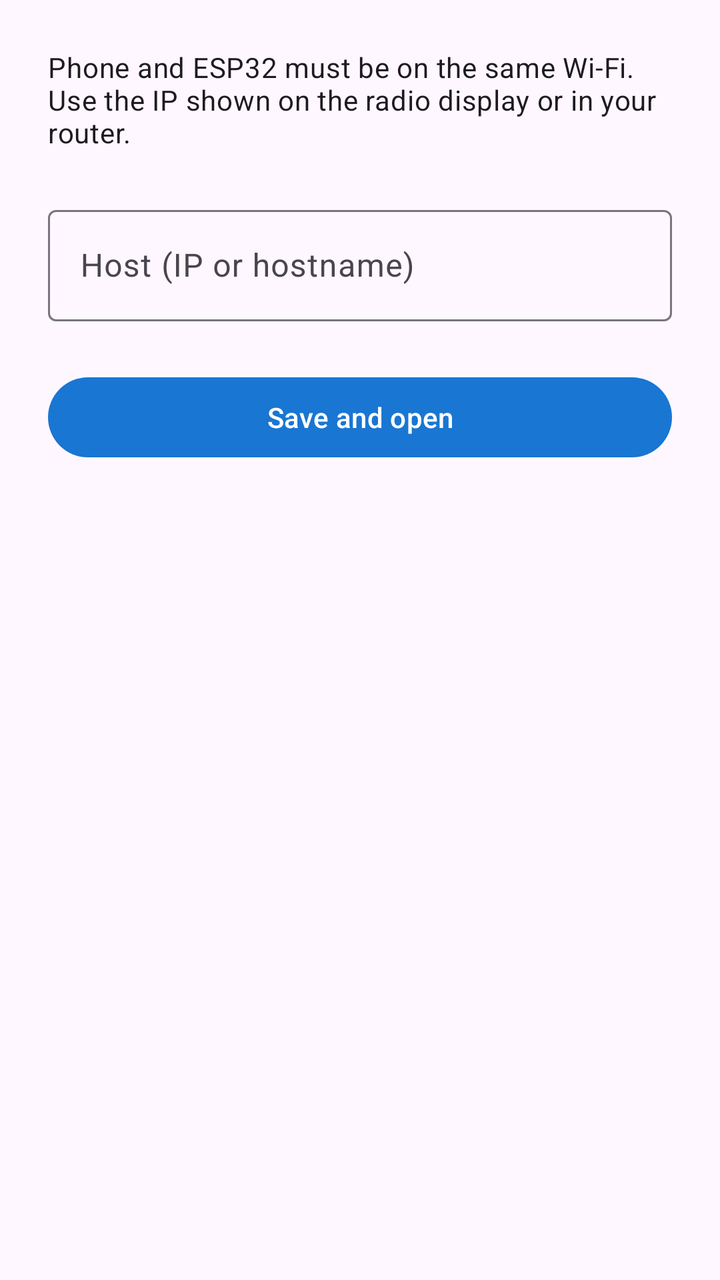
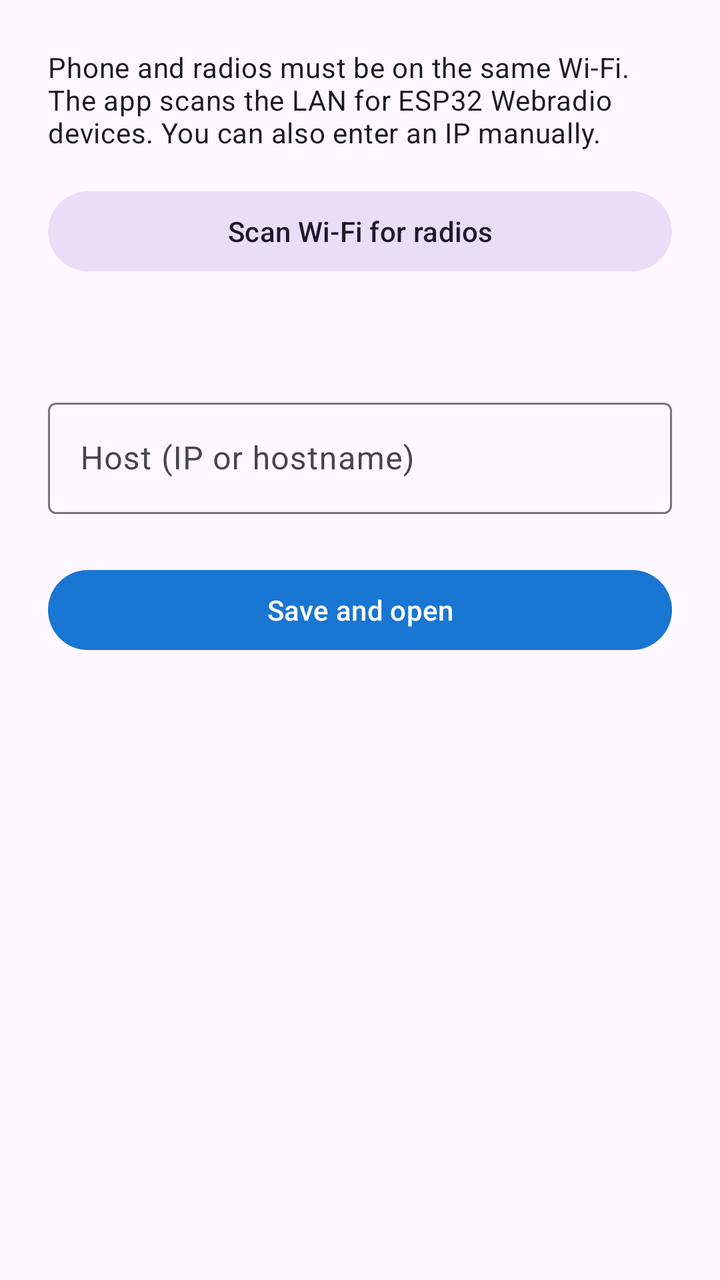

Before-and-after screenshots of an Android layout around one commit, followed by the original layout XML and the change that was made.
<!-- AndroidManifest.xml: application theme Theme.ESP32Webradio -->
<!-- res/layout/activity_settings.xml -->
<?xml version="1.0" encoding="utf-8"?>
<ScrollView xmlns:android="http://schemas.android.com/apk/res/android"
    xmlns:app="http://schemas.android.com/apk/res-auto"
    android:layout_width="match_parent"
    android:layout_height="match_parent"
    android:fillViewport="true">

    <LinearLayout
        android:layout_width="match_parent"
        android:layout_height="wrap_content"
        android:orientation="vertical"
        android:padding="24dp">

        <TextView
            android:layout_width="match_parent"
            android:layout_height="wrap_content"
            android:text="@string/settings_help"
            android:textAppearance="?attr/textAppearanceBodyMedium" />

        <com.google.android.material.textfield.TextInputLayout
            android:layout_width="match_parent"
            android:layout_height="wrap_content"
            android:layout_marginTop="24dp"
            android:hint="@string/settings_host_label"
            app:placeholderText="@string/settings_host_hint">

            <com.google.android.material.textfield.TextInputEditText
                android:id="@+id/hostInput"
                android:layout_width="match_parent"
                android:layout_height="wrap_content"
                android:inputType="textUri"
                android:maxLines="1" />
        </com.google.android.material.textfield.TextInputLayout>

        <com.google.android.material.button.MaterialButton
            android:id="@+id/saveButton"
            android:layout_width="match_parent"
            android:layout_height="wrap_content"
            android:layout_marginTop="24dp"
            android:text="@string/settings_save" />
    </LinearLayout>
</ScrollView>
<!-- resources referenced by this layout -->
<resources>
  <string name="settings_help">Phone and ESP32 must be on the same Wi‑Fi. Use the IP shown on the radio display or in your router.</string>
  <string name="settings_host_hint">192.168.1.42 or radio.local</string>
  <string name="settings_host_label">Host (IP or hostname)</string>
  <string name="settings_save">Save and open</string>
  <style name="Theme.ESP32Webradio" parent="Theme.Material3.DayNight.NoActionBar">
          <item name="colorPrimary">@color/primary</item>
          <item name="colorPrimaryContainer">@color/primary_container</item>
          <item name="android:statusBarColor">@color/primary_dark</item>
      </style>
  <color name="primary">#1976D2</color>
  <color name="primary_container">#BBDEFB</color>
  <color name="primary_dark">#0D47A1</color>
</resources>

<!-- the commit's change to res/layout/activity_settings.xml (unified diff, before → after) -->
@@ -16,6 +16,37 @@
             android:layout_height="wrap_content"
             android:text="@string/settings_help"
             android:textAppearance="?attr/textAppearanceBodyMedium" />
+
+        <com.google.android.material.button.MaterialButton
+            android:id="@+id/discoverButton"
+            style="@style/Widget.Material3.Button.TonalButton"
+            android:layout_width="match_parent"
+            android:layout_height="wrap_content"
+            android:layout_marginTop="16dp"
+            android:text="@string/settings_discover" />
+
+        <TextView
+            android:id="@+id/discoverStatus"
+            android:layout_width="match_parent"
+            android:layout_height="wrap_content"
+            android:layout_marginTop="8dp"
+            android:textAppearance="?attr/textAppearanceBodySmall" />
+
+        <ProgressBar
+            android:id="@+id/discoverProgress"
+            style="?android:attr/progressBarStyleHorizontal"
+            android:layout_width="match_parent"
+            android:layout_height="wrap_content"
+            android:layout_marginTop="4dp"
+            android:indeterminate="true"
+            android:visibility="gone" />
+
+        <LinearLayout
+            android:id="@+id/discoveredList"
+            android:layout_width="match_parent"
+            android:layout_height="wrap_content"
+            android:layout_marginTop="8dp"
+            android:orientation="vertical" />
 
         <com.google.android.material.textfield.TextInputLayout
             android:layout_width="match_parent"
<!-- resource entries referenced after the edit -->
@@ -1,6 +1,7 @@
 <!-- resources referenced by this layout -->
 <resources>
-  <string name="settings_help">Phone and ESP32 must be on the same Wi‑Fi. Use the IP shown on the radio display or in your router.</string>
+  <string name="settings_discover">Scan Wi‑Fi for radios</string>
+  <string name="settings_help">Phone and radios must be on the same Wi‑Fi. The app scans the LAN for ESP32 Webradio devices. You can also enter an IP manually.</string>
   <string name="settings_host_hint">192.168.1.42 or radio.local</string>
   <string name="settings_host_label">Host (IP or hostname)</string>
   <string name="settings_save">Save and open</string>
